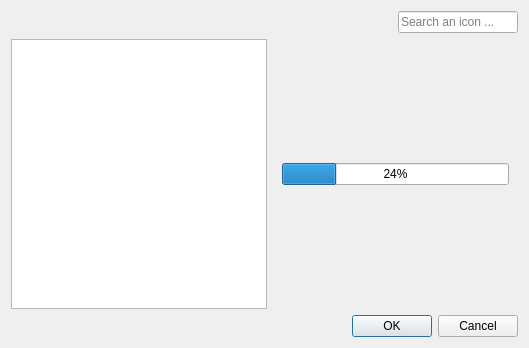
Before: the Qt Designer form python/smartshelf/ui/iconsearchdialog.ui in digitalgraphics/smartshelf, drawn with Qt 5.
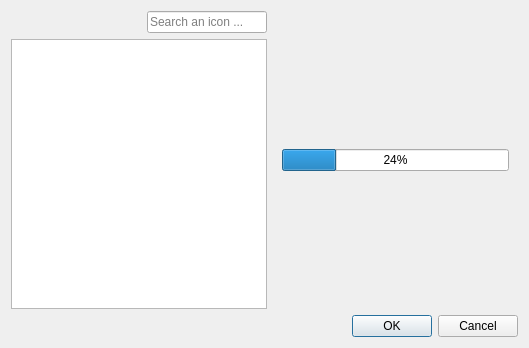
After: the same form once the commit is applied. Custom widgets are drawn as their Qt base class.

What changed in the file:
```diff
--- a/python/smartshelf/ui/iconsearchdialog.ui
+++ b/python/smartshelf/ui/iconsearchdialog.ui
@@ -15,6 +15,23 @@
   </property>
   <layout class="QVBoxLayout" name="verticalLayout">
    <item>
+    <layout class="QHBoxLayout" name="horizontalLayout_2">
+     <item>
+      <widget class="QWidget" name="iconsWidget" native="true">
+       <layout class="QVBoxLayout" name="verticalLayout_3">
+        <property name="leftMargin">
+         <number>0</number>
+        </property>
+        <property name="topMargin">
+         <number>0</number>
+        </property>
+        <property name="rightMargin">
+         <number>0</number>
+        </property>
+        <property name="bottomMargin">
+         <number>0</number>
+        </property>
+        <item>
     <layout class="QHBoxLayout" name="horizontalLayout">
      <item>
       <spacer name="horizontalSpacer">
@@ -51,8 +68,6 @@
     </layout>
    </item>
    <item>
-    <layout class="QHBoxLayout" name="horizontalLayout_2">
-     <item>
       <widget class="IconListWidget" name="listWidget">
        <property name="styleSheet">
         <string notr="true">QListWidget::item:selected {
@@ -78,6 +93,9 @@
        <property name="viewMode">
         <enum>QListView::ListMode</enum>
        </property>
+         </widget>
+        </item>
+       </layout>
       </widget>
      </item>
      <item>
```
Lines whose indentation alone changed are shown as unchanged.
